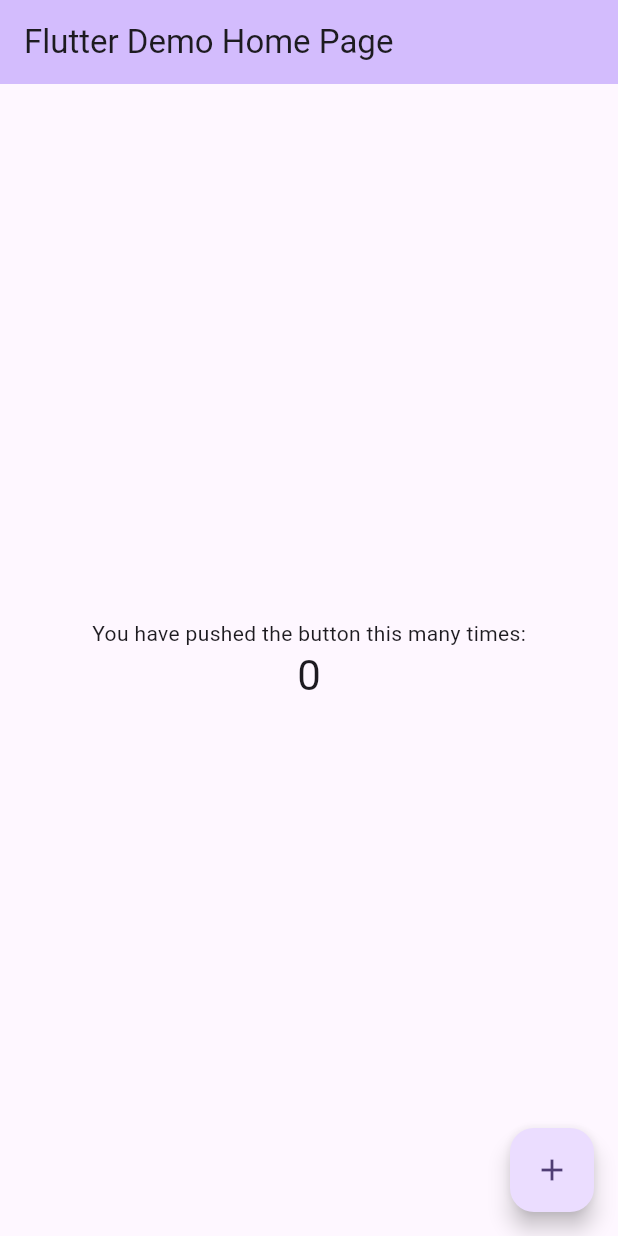
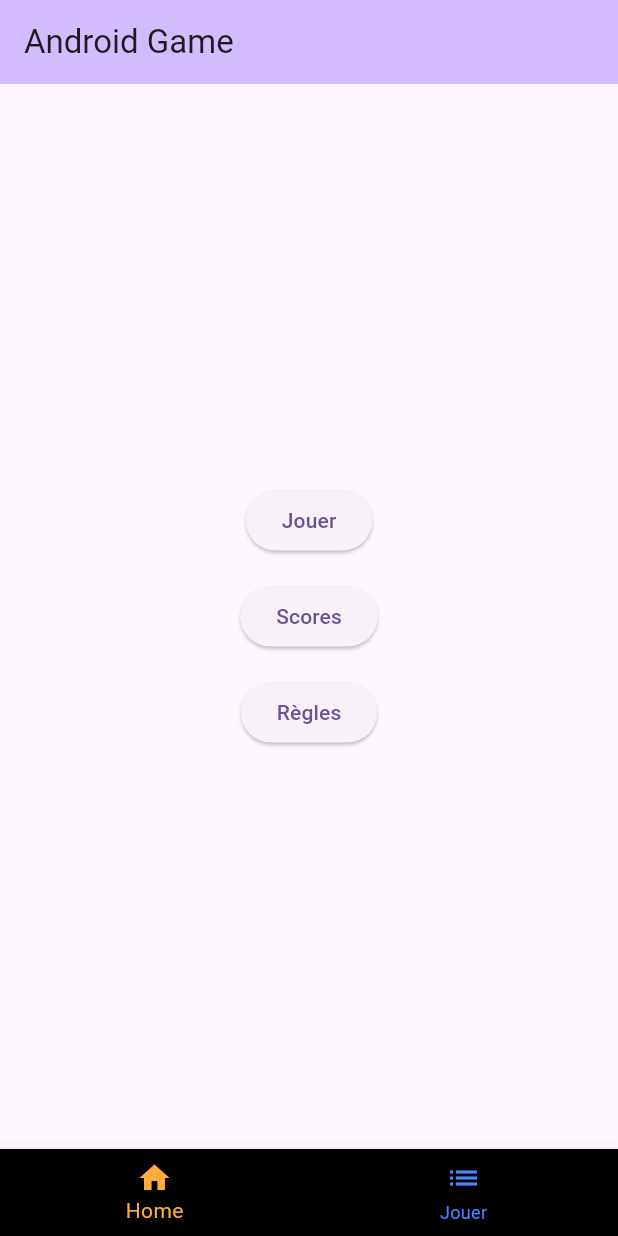
Before and after one commit to ArthurVillette/Mobile_game, a Flutter app: the screen it shows after launch, on a phone screen of 412 x 824 dp. Run offline on Flutter 3.47's test engine with Material 3 defaults, Android fonts, the light colour scheme and no system bars.

Commit message:
feat : ajout jeu de base, amélioration prévues

```diff
--- a/lib/main.dart
+++ b/lib/main.dart
@@ -1,4 +1,6 @@
 import 'package:flutter/material.dart';
+import 'package:mobile_game/game/devine_nombre.dart';
+import 'package:mobile_game/views/home.dart';
 
 void main() {
   runApp(const MyApp());
@@ -13,113 +15,16 @@
     return MaterialApp(
       title: 'Flutter Demo',
       theme: ThemeData(
-        // This is the theme of your application.
-        //
-        // TRY THIS: Try running your application with "flutter run". You'll see
-        // the application has a purple toolbar. Then, without quitting the app,
-        // try changing the seedColor in the colorScheme below to Colors.green
-        // and then invoke "hot reload" (save your changes or press the "hot
-        // reload" button in a Flutter-supported IDE, or press "r" if you used
-        // the command line to start the app).
-        //
-        // Notice that the counter didn't reset back to zero; the application
-        // state is not lost during the reload. To reset the state, use hot
-        // restart instead.
-        //
-        // This works for code too, not just values: Most code changes can be
-        // tested with just a hot reload.
         colorScheme: ColorScheme.fromSeed(seedColor: Colors.deepPurple),
         useMaterial3: true,
       ),
-      home: const MyHomePage(title: 'Flutter Demo Home Page'),
+      home: const MyHomePage(title: 'Android Game'),
+      initialRoute: '/',
+      routes: {
+        '/jouer': (context) => const NumberGuessingGameScreen(),
+        '/scores': (context) => const MyHomePage(title: 'Scores'),
+        '/regles': (context) => const MyHomePage(title: 'Règles'),
+      },
     );
   }
 }
-
-class MyHomePage extends StatefulWidget {
-  const MyHomePage({super.key, required this.title});
-
-  // This widget is the home page of your application. It is stateful, meaning
-  // that it has a State object (defined below) that contains fields that affect
-  // how it looks.
-
-  // This class is the configuration for the state. It holds the values (in this
-  // case the title) provided by the parent (in this case the App widget) and
-  // used by the build method of the State. Fields in a Widget subclass are
-  // always marked "final".
-
-  final String title;
-
-  @override
-  State<MyHomePage> createState() => _MyHomePageState();
-}
-
-class _MyHomePageState extends State<MyHomePage> {
-  int _counter = 0;
-
-  void _incrementCounter() {
-    setState(() {
-      // This call to setState tells the Flutter framework that something has
-      // changed in this State, which causes it to rerun the build method below
-      // so that the display can reflect the updated values. If we changed
-      // _counter without calling setState(), then the build method would not be
-      // called again, and so nothing would appear to happen.
-      _counter++;
-    });
-  }
-
-  @override
-  Widget build(BuildContext context) {
-    // This method is rerun every time setState is called, for instance as done
-    // by the _incrementCounter method above.
-    //
-    // The Flutter framework has been optimized to make rerunning build methods
-    // fast, so that you can just rebuild anything that needs updating rather
-    // than having to individually change instances of widgets.
-    return Scaffold(
-      appBar: AppBar(
-        // TRY THIS: Try changing the color here to a specific color (to
-        // Colors.amber, perhaps?) and trigger a hot reload to see the AppBar
-        // change color while the other colors stay the same.
-        backgroundColor: Theme.of(context).colorScheme.inversePrimary,
-        // Here we take the value from the MyHomePage object that was created by
-        // the App.build method, and use it to set our appbar title.
-        title: Text(widget.title),
-      ),
-      body: Center(
-        // Center is a layout widget. It takes a single child and positions it
-        // in the middle of the parent.
-        child: Column(
-          // Column is also a layout widget. It takes a list of children and
-          // arranges them vertically. By default, it sizes itself to fit its
-          // children horizontally, and tries to be as tall as its parent.
-          //
-          // Column has various properties to control how it sizes itself and
-          // how it positions its children. Here we use mainAxisAlignment to
-          // center the children vertically; the main axis here is the vertical
-          // axis because Columns are vertical (the cross axis would be
-          // horizontal).
-          //
-          // TRY THIS: Invoke "debug painting" (choose the "Toggle Debug Paint"
-          // action in the IDE, or press "p" in the console), to see the
-          // wireframe for each widget.
-          mainAxisAlignment: MainAxisAlignment.center,
-          children: <Widget>[
-            const Text(
-              'You have pushed the button this many times:',
-            ),
-            Text(
-              '$_counter',
-              style: Theme.of(context).textTheme.headlineMedium,
-            ),
-          ],
-        ),
-      ),
-      floatingActionButton: FloatingActionButton(
-        onPressed: _incrementCounter,
-        tooltip: 'Increment',
-        child: const Icon(Icons.add),
-      ), // This trailing comma makes auto-formatting nicer for build methods.
-    );
-  }
-}
--- /dev/null
+++ b/lib/views/home.dart
@@ -0,0 +1,100 @@
+import 'package:flutter/material.dart';
+import '../game/devine_nombre.dart';
+
+class MyHomePage extends StatefulWidget {
+  const MyHomePage({super.key, required this.title});
+
+  final String title;
+
+  @override
+  State<MyHomePage> createState() => _MyHomePageState();
+}
+
+class _MyHomePageState extends State<MyHomePage> {
+  int _selectedIndex = 0;
+
+  final List<Widget> _widgetOptions = <Widget>[
+    const HomeScreen(),
+    const NumberGuessingGameScreen(),
+  ];
+
+  @override
+  Widget build(BuildContext context) {
+    return Scaffold(
+      appBar: AppBar(
+        backgroundColor: Theme.of(context).colorScheme.inversePrimary,
+        title: Text(widget.title),
+      ),
+      body: _widgetOptions.elementAt(_selectedIndex),
+      bottomNavigationBar: BottomNavigationBar(
+        items: const <BottomNavigationBarItem>[
+          BottomNavigationBarItem(
+            icon: Icon(Icons.home),
+            label: 'Home',
+          ),
+          BottomNavigationBarItem(
+            icon: Icon(Icons.list),
+            label: 'Jouer',
+          ),
+        ],
+        currentIndex: _selectedIndex,
+        selectedItemColor: Colors.orangeAccent,
+        unselectedItemColor: Colors.blueAccent,
+        backgroundColor: Colors.black,
+        onTap: (index) {
+          setState(() {
+            _selectedIndex = index;
+          });
+        },
+      ),
+    );
+  }
+}
+
+class HomeScreen extends StatelessWidget {
+  const HomeScreen({super.key});
+
+  @override
+  Widget build(BuildContext context) {
+    return Center(
+      child: Column(
+        mainAxisAlignment: MainAxisAlignment.center,
+        children: <Widget>[
+          ButtonBar(
+            alignment: MainAxisAlignment.center,
+            children: <Widget>[
+              ElevatedButton(
+                onPressed: () {
+                  Navigator.pushNamed(context, '/jouer');
+                },
+                child: Text('Jouer'),
+              ),
+            ],
+          ),
+          ButtonBar(
+            alignment: MainAxisAlignment.center,
+            children: <Widget>[
+              ElevatedButton(
+                onPressed: () {
+                  Navigator.pushNamed(context, '/scores');
+                },
+                child: Text('Scores'),
+              ),
+            ],
+          ),
+          ButtonBar(
+            alignment: MainAxisAlignment.center,
+            children: <Widget>[
+              ElevatedButton(
+                onPressed: () {
+                  Navigator.pushNamed(context, '/regles');
+                },
+                child: Text('Règles'),
+              ),
+            ],
+          ),
+        ],
+      ),
+    );
+  }
+}
```
Also changed, not shown: lib/game/devine_nombre.dart (added, +113 -0 lines).
